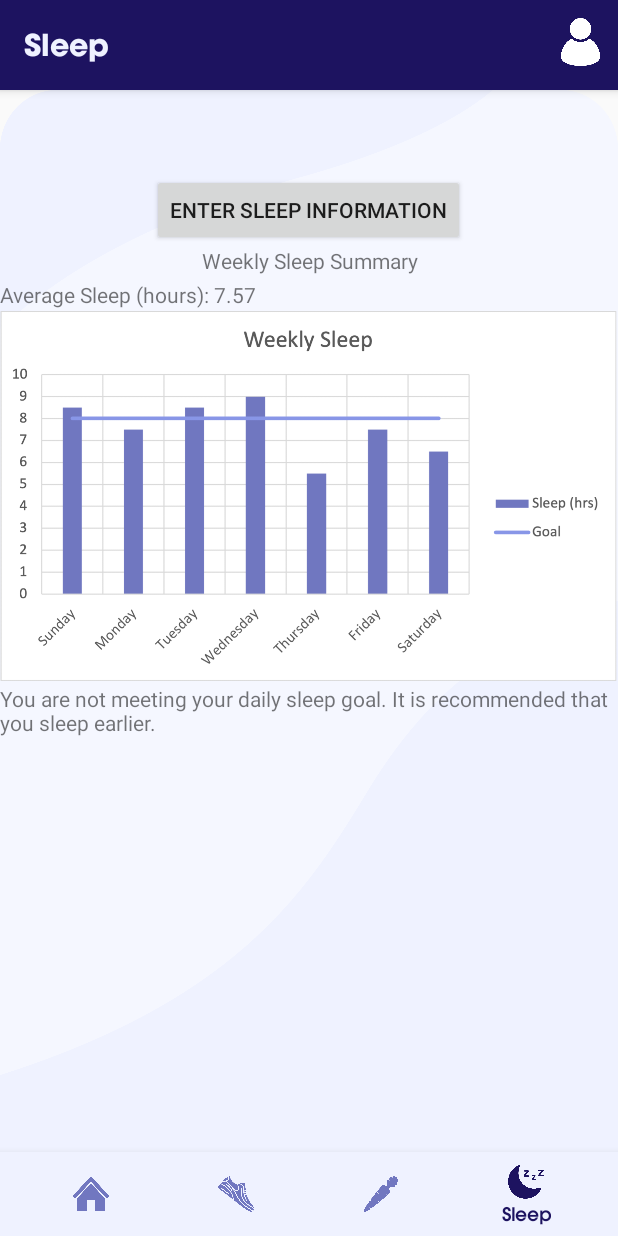
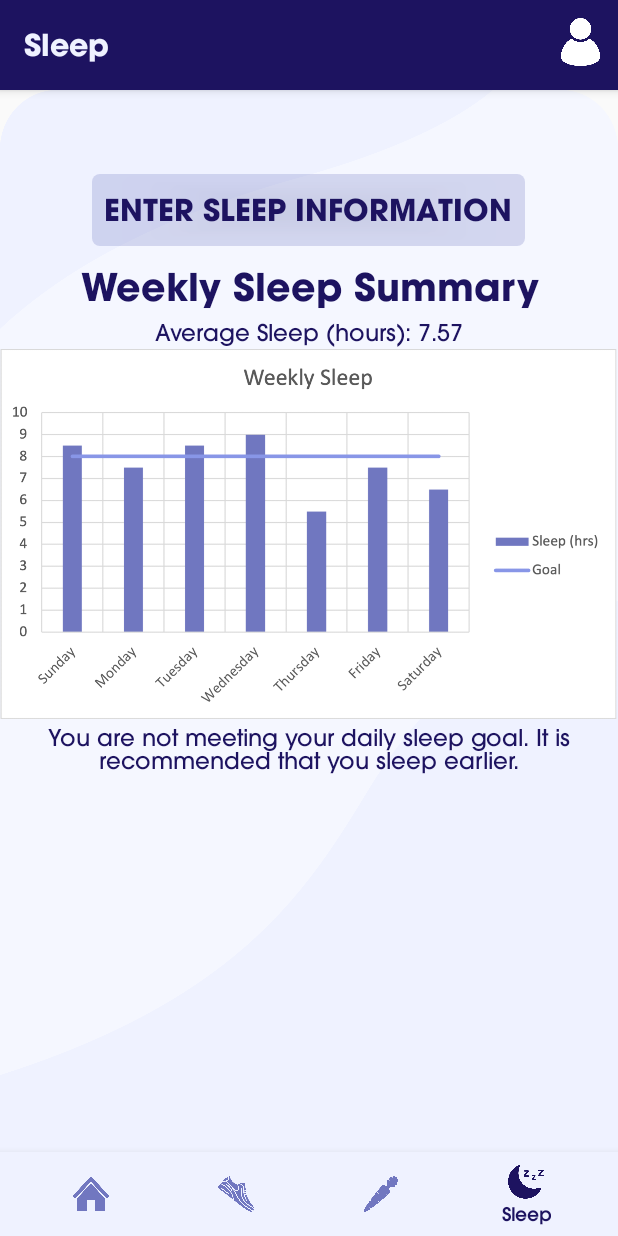
Before and after one commit to agolikov28/WholeTrack, an Android app: the SleepFragment screen opened through its navigation route, on a phone screen of 412 x 824 dp. Run offline under Robolectric (Android 15) with nearby library versions, the light colour scheme and no system bars; our stand-ins replace navigation-ui; libraries missing offline, so code that uses them is left out: com.github.mikephil.charting; plain views replace BarChart.

Commit message:
fixed everyones goddamn xml

```diff
--- a/app/src/main/res/layout/fragment_exercise.xml
+++ b/app/src/main/res/layout/fragment_exercise.xml
@@ -23,11 +23,11 @@
             android:layout_height="wrap_content"
             android:layout_gravity="center"
             android:layout_marginTop="10dp"
-            android:fontFamily="@font/avant_bold"
             android:lineSpacingExtra="6dp"
             android:orientation="vertical"
             android:padding="10dp"
             android:text="CHOOSE THE PART OF THE BODY\nYOU WOULD LIKE TO WORK ON:"
+            android:fontFamily="@font/avant_bold"
             android:textAlignment="center"
             android:textColor="@color/darkPurple"
             android:textSize="15dp" />
--- a/app/src/main/res/layout/fragment_sleep.xml
+++ b/app/src/main/res/layout/fragment_sleep.xml
@@ -20,9 +20,17 @@
                 android:id="@+id/butto"
                 android:layout_width="wrap_content"
                 android:layout_height="wrap_content"
+                android:layout_alignParentStart="true"
+                android:layout_alignParentTop="true"
+                android:layout_gravity="center_horizontal"
+                android:background="@drawable/rect"
+                android:backgroundTint="@color/lightPurple"
+                android:fontFamily="@font/avant_bold"
+                android:padding="8dp"
                 android:text="Enter Sleep Information"
                 android:textAlignment="center"
-                android:layout_gravity="center_horizontal"/>
+                android:textColor="@color/darkPurple"
+                android:textSize="20dp" />
 
             <ScrollView
                 android:layout_width="match_parent"
@@ -38,8 +46,13 @@
                         android:id="@+id/error"
                         android:layout_width="match_parent"
                         android:layout_height="wrap_content"
+                        android:backgroundTint="@color/lightPurple"
+                        android:fontFamily="@font/avant_med"
+                        android:layout_marginTop="20dp"
+                        android:text="Please fill in all information before saving"
                         android:textAlignment="center"
-                        android:text="Please fill in all information before saving" />
+                        android:textColor="@color/darkPurple"
+                        android:textSize="15dp" />
 
                     <LinearLayout
                         android:layout_width="match_parent"
@@ -51,7 +64,11 @@
                             android:layout_width="100dp"
                             android:layout_height="wrap_content"
                             android:layout_weight="1"
-                            android:text="Sunday:" />
+                            android:fontFamily="@font/avant_med"
+                            android:text="Sunday:"
+                            android:textAlignment="center"
+                            android:textColor="@color/darkPurple"
+                            android:textSize="20dp" />
 
                         <EditText
                             android:id="@+id/su"
@@ -59,6 +76,7 @@
                             android:layout_height="wrap_content"
                             android:layout_centerHorizontal="true"
                             android:layout_centerVertical="true"
+                            android:backgroundTint="@color/darkPurple"
                             android:ems="10"
                             android:inputType="numberDecimal" />
                     </LinearLayout>
@@ -72,15 +90,22 @@
                             android:id="@+id/foodCalorieLabel"
                             android:layout_width="165dp"
                             android:layout_height="wrap_content"
-                            android:text="Monday:" />
+                            android:fontFamily="@font/avant_med"
+                            android:text="Monday:"
+                            android:textAlignment="center"
+                            android:textColor="@color/darkPurple"
+                            android:textSize="20dp" />
 
                         <EditText
                             android:id="@+id/mo"
                             android:layout_width="match_parent"
                             android:layout_height="wrap_content"
+                            android:backgroundTint="@color/darkPurple"
+
                             android:ems="10"
                             android:inputType="numberDecimal" />
                     </LinearLayout>
+
                     <LinearLayout
                         android:layout_width="match_parent"
                         android:layout_height="match_parent"
@@ -91,16 +116,23 @@
                             android:layout_width="126dp"
                             android:layout_height="wrap_content"
                             android:layout_weight="1"
-                            android:text="Tuesday:" />
+                            android:fontFamily="@font/avant_med"
+                            android:text="Tuesday:"
+                            android:textAlignment="center"
+                            android:textColor="@color/darkPurple"
+                            android:textSize="20dp" />
 
                         <EditText
                             android:id="@+id/tu"
                             android:layout_width="wrap_content"
                             android:layout_height="wrap_content"
                             android:layout_weight="1"
+
+                            android:backgroundTint="@color/darkPurple"
                             android:ems="10"
                             android:inputType="numberDecimal" />
                     </LinearLayout>
+
                     <LinearLayout
                         android:layout_width="match_parent"
                         android:layout_height="match_parent"
@@ -111,13 +143,19 @@
                             android:layout_width="126dp"
                             android:layout_height="wrap_content"
                             android:layout_weight="1"
-                            android:text="Wednesday:" />
+                            android:fontFamily="@font/avant_med"
+                            android:text="Wednesday:"
+                            android:textAlignment="center"
+                            android:textColor="@color/darkPurple"
+                            android:textSize="20dp" />
 
                         <EditText
                             android:id="@+id/we"
                             android:layout_width="wrap_content"
                             android:layout_height="wrap_content"
                             android:layout_weight="1"
+
+                            android:backgroundTint="@color/darkPurple"
                             android:ems="10"
                             android:inputType="numberDecimal" />
                     </LinearLayout>
@@ -131,12 +169,18 @@
                             android:id="@+id/foodCieLabel"
                             android:layout_width="165dp"
                             android:layout_height="wrap_content"
-                            android:text="Thursday:" />
+                            android:fontFamily="@font/avant_med"
+                            android:text="Thursday:"
+                            android:textAlignment="center"
+                            android:textColor="@color/darkPurple"
+                            android:textSize="20dp" />
 
                         <EditText
                             android:id="@+id/thu"
                             android:layout_width="match_parent"
                             android:layout_height="wrap_content"
+                            android:backgroundTint="@color/darkPurple"
+
                             android:ems="10"
                             android:inputType="numberDecimal" />
                     </LinearLayout>
@@ -150,13 +194,19 @@
                             android:id="@+id/CalorieLabel"
                             android:layout_width="165dp"
                             android:layout_height="wrap_content"
-                            android:text="Friday:" />
+                            android:fontFamily="@font/avant_med"
+                            android:text="Friday:"
+                            android:textAlignment="center"
+                            android:textColor="@color/darkPurple"
+                            android:textSize="20dp" />
 
                         <EditText
                             android:id="@+id/fr"
                             android:layout_width="match_parent"
                             android:layout_height="wrap_content"
+                            android:backgroundTint="@color/darkPurple"
                             android:ems="5"
+
                             android:inputType="numberDecimal" />
                     </LinearLayout>
 
@@ -169,12 +219,18 @@
                             android:id="@+id/sayyyy"
                             android:layout_width="165dp"
                             android:layout_height="wrap_content"
-                            android:text="Saturday:" />
+                            android:fontFamily="@font/avant_med"
+                            android:text="Saturday:"
+                            android:textAlignment="center"
+                            android:textColor="@color/darkPurple"
+                            android:textSize="20dp" />
 
                         <EditText
                             android:id="@+id/sa"
                             android:layout_width="match_parent"
                             android:layout_height="wrap_content"
+                            android:backgroundTint="@color/darkPurple"
+
                             android:ems="5"
                             android:inputType="numberDecimal" />
                     </LinearLayout>
@@ -187,16 +243,24 @@
                 android:id="@+id/summ"
                 android:layout_width="match_parent"
                 android:layout_height="wrap_content"
+                android:layout_gravity="center_horizontal"
+                android:layout_marginTop="10dp"
+                android:layout_marginBottom="3dp"
+                android:fontFamily="@font/avant_bold"
                 android:text="Weekly Sleep Summary"
                 android:textAlignment="center"
-                android:layout_marginBottom="3dp"
-                android:layout_gravity="center_horizontal"/>
+                android:textColor="@color/darkPurple"
+                android:textSize="25dp" />
 
             <TextView
                 android:id="@+id/aveSleep"
                 android:layout_width="match_parent"
                 android:layout_height="wrap_content"
-                android:text="Average Sleep (hours): 7.57"/>
+                android:fontFamily="@font/avant_med"
+                android:text="Average Sleep (hours): 7.57"
+                android:textAlignment="center"
+                android:textColor="@color/darkPurple"
+                android:textSize="15dp" />
 
             <!--<com.github.mikephil.charting.charts.BarChart
                 android:id="@+id/barChart"
@@ -208,13 +272,17 @@
                 android:id="@+id/chartImg"
                 android:layout_width="match_parent"
                 android:layout_height="250dp"
-                android:src="@drawable/chart_exbet"/>
+                android:src="@drawable/chart_exbet" />
 
             <TextView
                 android:id="@+id/sleepAnalysis"
                 android:layout_width="match_parent"
                 android:layout_height="wrap_content"
-                android:text="You are not meeting your daily sleep goal. It is recommended that you sleep earlier." />
+                android:fontFamily="@font/avant_med"
+                android:text="You are not meeting your daily sleep goal. It is recommended that you sleep earlier."
+                android:textAlignment="center"
+                android:textColor="@color/darkPurple"
+                android:textSize="15dp" />
 
         </LinearLayout>
 
--- a/app/src/main/res/layout/settings_activity.xml
+++ /dev/null
@@ -1,9 +0,0 @@
-<LinearLayout xmlns:android="http://schemas.android.com/apk/res/android"
-    android:layout_width="match_parent"
-    android:layout_height="match_parent">
-
-    <FrameLayout
-        android:id="@+id/settings"
-        android:layout_width="match_parent"
-        android:layout_height="match_parent" />
-</LinearLayout>
```
